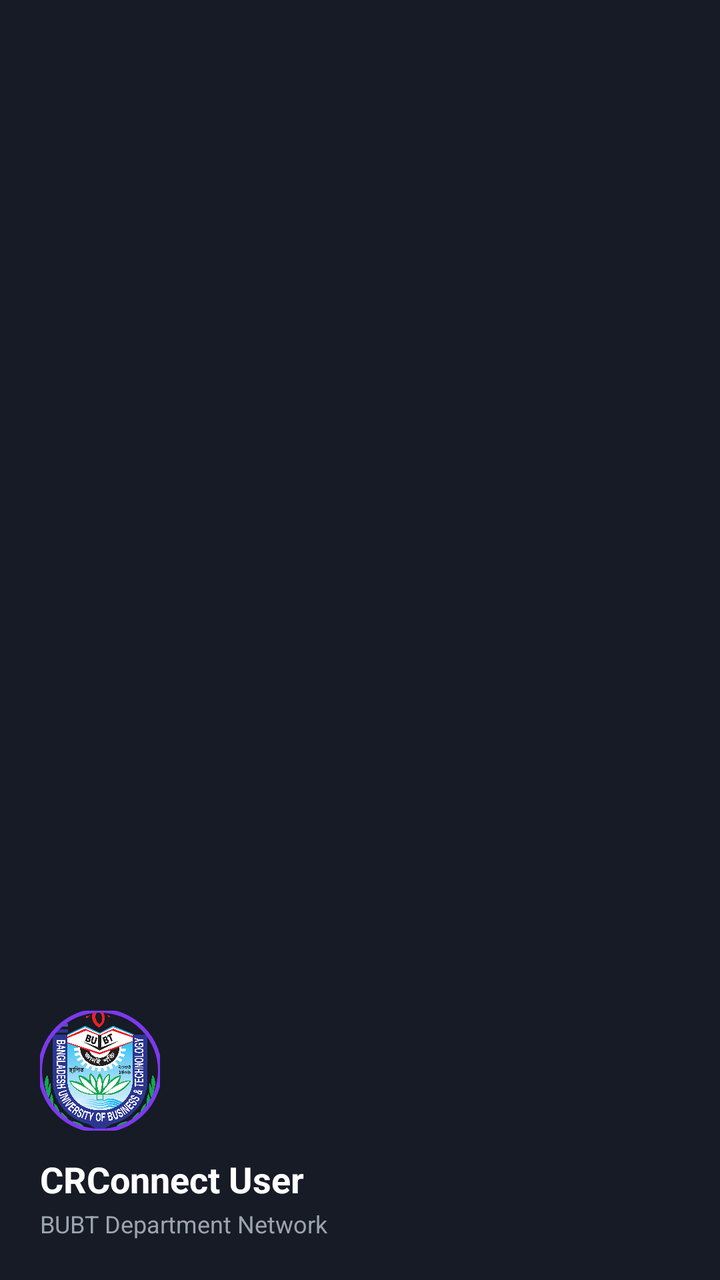
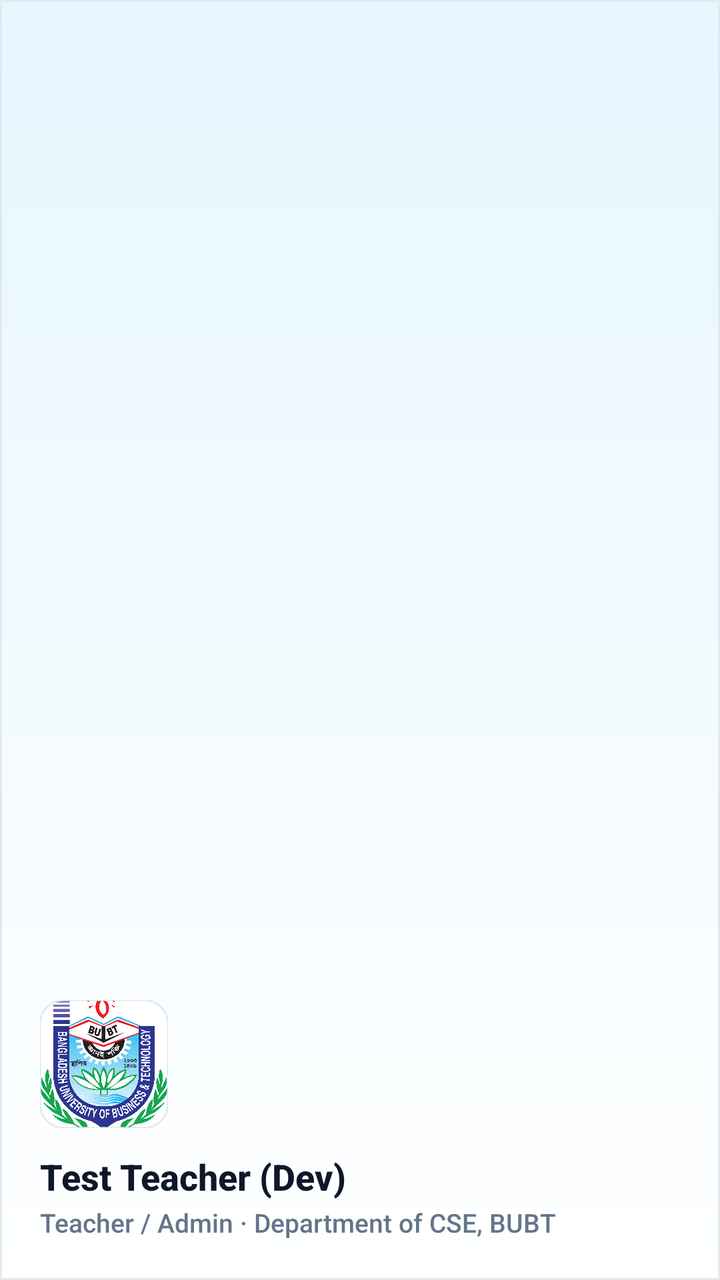

Before-and-after screenshots of an Android layout around one commit, followed by the original layout XML and the change that was made.
<!-- AndroidManifest.xml: application theme Theme.CRConnect -->
<!-- res/layout/nav_header.xml -->
<?xml version="1.0" encoding="utf-8"?>
<LinearLayout xmlns:android="http://schemas.android.com/apk/res/android"
    xmlns:app="http://schemas.android.com/apk/res-auto"
    android:layout_width="match_parent"
    android:layout_height="180dp"
    android:background="@color/surface"
    android:gravity="bottom"
    android:orientation="vertical"
    android:padding="20dp">

    <com.google.android.material.imageview.ShapeableImageView
        android:id="@+id/imgNavHeaderProfile"
        android:layout_width="60dp"
        android:layout_height="60dp"
        android:src="@drawable/bubt_logo"
        android:scaleType="centerCrop"
        app:shapeAppearanceOverlay="@style/ShapeAppearance.App.Circular"
        app:strokeWidth="2dp"
        app:strokeColor="@color/primary"
        android:layout_marginBottom="12dp" />

    <TextView
        android:id="@+id/tvNavHeaderName"
        android:layout_width="wrap_content"
        android:layout_height="wrap_content"
        android:text="CRConnect User"
        android:textColor="#FFFFFF"
        android:textSize="18sp"
        android:textStyle="bold"
        android:singleLine="true" />

    <TextView
        android:id="@+id/tvNavHeaderRole"
        android:layout_width="wrap_content"
        android:layout_height="wrap_content"
        android:text="BUBT Department Network"
        android:textColor="#9CA3AF"
        android:textSize="12sp"
        android:layout_marginTop="2dp"
        android:singleLine="true" />

</LinearLayout>
<!-- resources referenced by this layout -->
<resources>
  <color name="primary">#7C3AED</color>
  <color name="surface">#161B26</color>
  <!-- drawable bubt_logo: png bitmap (drawable, 173497 bytes) -->
  <style name="ShapeAppearance.App.Circular" parent="ShapeAppearance.Material3.Corner.Full">
          <item name="cornerSize">50%</item>
      </style>
  <style name="Theme.CRConnect" parent="Base.Theme.CRConnect" />
  <style name="Base.Theme.CRConnect" parent="Theme.Material3.DayNight.NoActionBar">
          <item name="colorPrimary">@color/primary</item>
          <item name="colorSecondary">@color/secondary</item>
          <item name="android:windowBackground">@color/background</item>
          <item name="colorSurface">@color/surface</item>
          <item name="colorOnSurface">@color/text_primary</item>
          <item name="colorOnSurfaceVariant">@color/text_secondary</item>
          <item name="colorError">@color/error</item>
          <item name="android:fontFamily">sans-serif</item>
          <item name="fontFamily">sans-serif</item>
          <item name="android:windowActivityTransitions">true</item>
          <item name="android:navigationBarColor">@android:color/transparent</item>
          <item name="android:statusBarColor">@android:color/transparent</item>
          <item name="android:windowLightStatusBar" tools:targetApi="m">false</item>
          <item name="android:windowLightNavigationBar" tools:targetApi="o_mr1">false</item>
      </style>
  <color name="secondary">#A78BFA</color>
  <color name="background">#0A0D14</color>
  <color name="text_primary">#FFFFFF</color>
  <color name="text_secondary">#94A3B8</color>
  <color name="error">#7F1D1D</color>
</resources>

<!-- the commit's change to res/layout/nav_header.xml (unified diff, before → after) -->
@@ -3,28 +3,29 @@
     xmlns:app="http://schemas.android.com/apk/res-auto"
     android:layout_width="match_parent"
     android:layout_height="180dp"
-    android:background="@color/surface"
+    android:background="@drawable/bg_nav_header"
     android:gravity="bottom"
     android:orientation="vertical"
     android:padding="20dp">
 
     <com.google.android.material.imageview.ShapeableImageView
         android:id="@+id/imgNavHeaderProfile"
-        android:layout_width="60dp"
-        android:layout_height="60dp"
+        android:layout_width="64dp"
+        android:layout_height="64dp"
         android:src="@drawable/bubt_logo"
         android:scaleType="centerCrop"
-        app:shapeAppearanceOverlay="@style/ShapeAppearance.App.Circular"
-        app:strokeWidth="2dp"
-        app:strokeColor="@color/primary"
+        android:background="#FFFFFF"
+        app:shapeAppearanceOverlay="@style/ShapeAppearance.Material3.Corner.Medium"
+        app:strokeWidth="1dp"
+        app:strokeColor="#E2E8F0"
         android:layout_marginBottom="12dp" />
 
     <TextView
         android:id="@+id/tvNavHeaderName"
         android:layout_width="wrap_content"
         android:layout_height="wrap_content"
-        android:text="CRConnect User"
-        android:textColor="#FFFFFF"
+        android:text="Test Teacher (Dev)"
+        android:textColor="#0F172A"
         android:textSize="18sp"
         android:textStyle="bold"
         android:singleLine="true" />
@@ -33,9 +34,9 @@
         android:id="@+id/tvNavHeaderRole"
         android:layout_width="wrap_content"
         android:layout_height="wrap_content"
-        android:text="BUBT Department Network"
-        android:textColor="#9CA3AF"
-        android:textSize="12sp"
+        android:text="Teacher / Admin · Department of CSE, BUBT"
+        android:textColor="#64748B"
+        android:textSize="13sp"
         android:layout_marginTop="2dp"
         android:singleLine="true" />
 
<!-- resource entries referenced after the edit -->
@@ -1,32 +1,51 @@
 <!-- resources referenced by this layout -->
 <resources>
-  <color name="primary">#7C3AED</color>
-  <color name="surface">#161B26</color>
+  <!-- drawable bg_nav_header (drawable) -->
+  <?xml version="1.0" encoding="utf-8"?>
+  <shape xmlns:android="http://schemas.android.com/apk/res/android"
+      android:shape="rectangle">
+      <gradient
+          android:angle="270"
+          android:startColor="#E6F6FF"
+          android:endColor="#FFFFFF"
+          android:type="linear" />
+      <stroke android:width="1dp" android:color="#E2E8F0" />
+  </shape>
+  <color name="primary">#0066FF</color>
+  <color name="primary_pressed">#0052CC</color>
+  <!-- drawable bg_gradient (drawable) -->
+  <?xml version="1.0" encoding="utf-8"?>
+  <shape xmlns:android="http://schemas.android.com/apk/res/android"
+      android:shape="rectangle">
+      <gradient
+          android:angle="270"
+          android:startColor="#70D6FF"
+          android:centerColor="#C2EFFF"
+          android:endColor="#FFFFFF"
+          android:type="linear" />
+  </shape>
+  <color name="card_bg">#FFFFFF</color>
+  <color name="title_text">#0F172A</color>
+  <color name="muted_text">#64748B</color>
+  <color name="error_red">#DC2626</color>
   <!-- drawable bubt_logo: png bitmap (drawable, 173497 bytes) -->
-  <style name="ShapeAppearance.App.Circular" parent="ShapeAppearance.Material3.Corner.Full">
-          <item name="cornerSize">50%</item>
-      </style>
   <style name="Theme.CRConnect" parent="Base.Theme.CRConnect" />
   <style name="Base.Theme.CRConnect" parent="Theme.Material3.DayNight.NoActionBar">
           <item name="colorPrimary">@color/primary</item>
-          <item name="colorSecondary">@color/secondary</item>
-          <item name="android:windowBackground">@color/background</item>
-          <item name="colorSurface">@color/surface</item>
-          <item name="colorOnSurface">@color/text_primary</item>
-          <item name="colorOnSurfaceVariant">@color/text_secondary</item>
-          <item name="colorError">@color/error</item>
-          <item name="android:fontFamily">sans-serif</item>
-          <item name="fontFamily">sans-serif</item>
+          <item name="colorSecondary">@color/primary_pressed</item>
+          <item name="android:windowBackground">@drawable/bg_gradient</item>
+          <item name="colorSurface">@color/card_bg</item>
+          <item name="elevationOverlayEnabled">false</item>
+          <item name="colorOnSurface">@color/title_text</item>
+          <item name="colorOnSurfaceVariant">@color/muted_text</item>
+          <item name="colorError">@color/error_red</item>
+          <item name="android:fontFamily">sans-serif-medium</item>
+          <item name="fontFamily">sans-serif-medium</item>
           <item name="android:windowActivityTransitions">true</item>
           <item name="android:navigationBarColor">@android:color/transparent</item>
           <item name="android:statusBarColor">@android:color/transparent</item>
-          <item name="android:windowLightStatusBar" tools:targetApi="m">false</item>
-          <item name="android:windowLightNavigationBar" tools:targetApi="o_mr1">false</item>
+          <item name="android:windowLightStatusBar" tools:targetApi="m">true</item>
+          <item name="android:windowLightNavigationBar" tools:targetApi="o_mr1">true</item>
       </style>
-  <color name="secondary">#A78BFA</color>
-  <color name="background">#0A0D14</color>
-  <color name="text_primary">#FFFFFF</color>
-  <color name="text_secondary">#94A3B8</color>
-  <color name="error">#7F1D1D</color>
 </resources>
 
